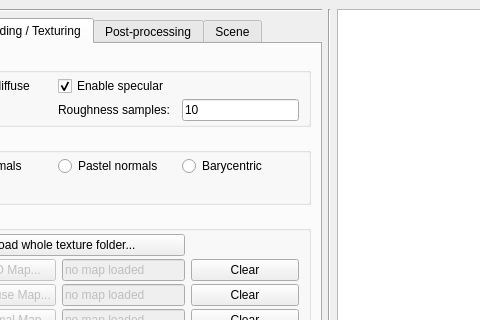
Before: the Qt Designer form tp2/projets/QT/mainwindow.ui in TomClabault/RayTracerCPP, drawn with Qt 5; both pictures show x 221 to 701 and y 0 to 320 of the 1168 by 802 pixel window.
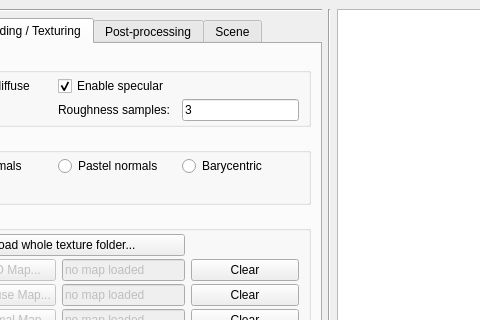
After: the same form once the commit is applied. The open tabs and pages were chosen to show the change.

Commit message: Default roughness samples down to 3 from 10

Diff of the .ui file:
```diff
--- a/tp2/projets/QT/mainwindow.ui
+++ b/tp2/projets/QT/mainwindow.ui
@@ -816,7 +816,7 @@
                   </sizepolicy>
                  </property>
                  <property name="text">
-                  <string>10</string>
+                  <string>3</string>
                  </property>
                 </widget>
                </item>
```
